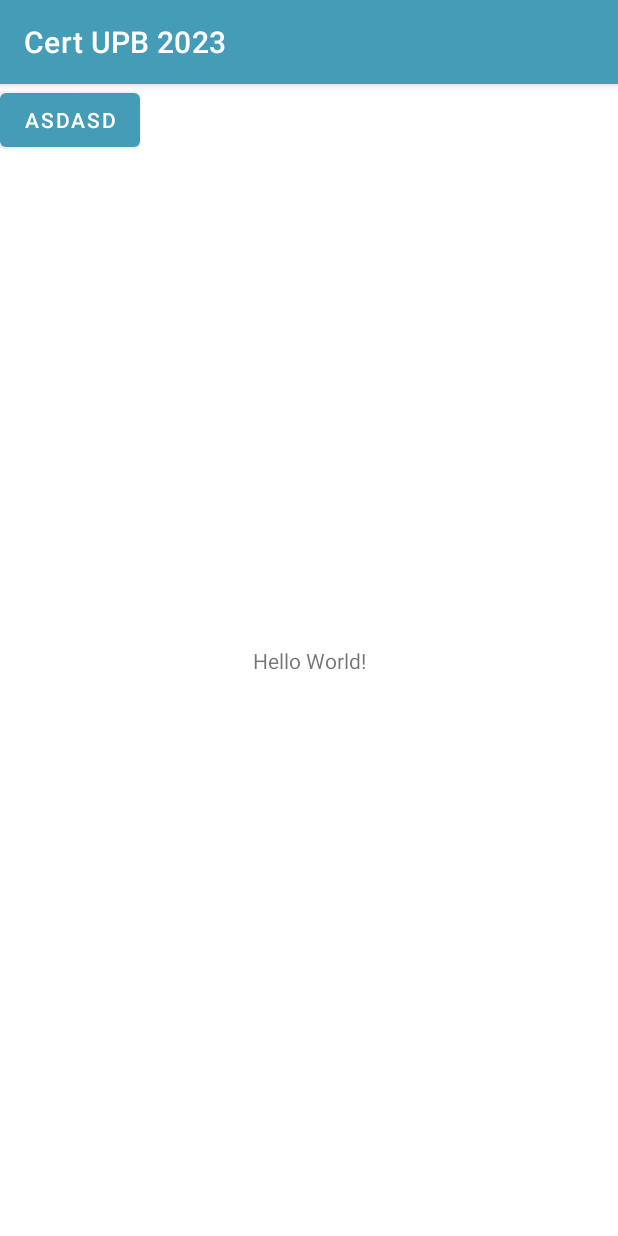
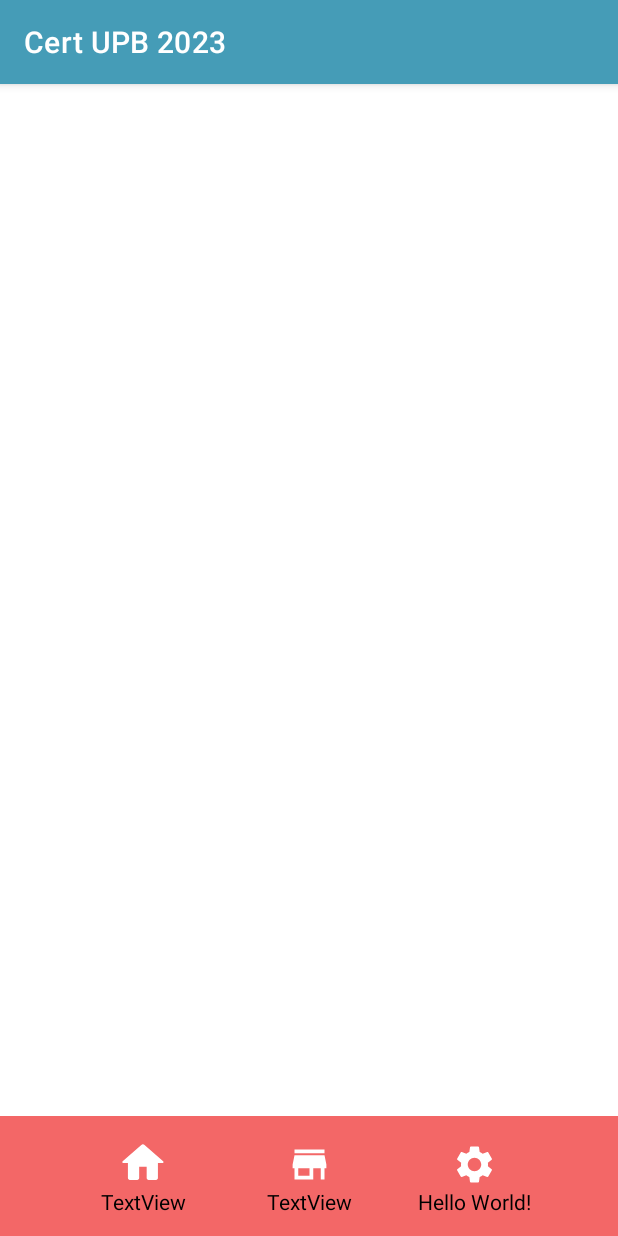
Before and after one commit to adrorodri/cert-upb-2023, an Android app: the screen it shows after launch (MainActivity), on a phone screen of 412 x 824 dp. Run offline under Robolectric (Android 15) with nearby library versions, the phone set to English and light mode, and no system bars.

Commit message:
main activity con Constraint Layout

```diff
--- a/app/src/main/AndroidManifest.xml
+++ b/app/src/main/AndroidManifest.xml
@@ -3,6 +3,7 @@
     xmlns:tools="http://schemas.android.com/tools">
 
     <application
+        android:name=".App"
         android:allowBackup="true"
         android:dataExtractionRules="@xml/data_extraction_rules"
         android:fullBackupContent="@xml/backup_rules"
--- /dev/null
+++ b/app/src/main/java/com/upb/certupb2023/App.kt
@@ -0,0 +1,13 @@
+package com.upb.certupb2023
+
+import android.app.Application
+
+class App: Application() {
+    override fun onCreate() {
+        super.onCreate()
+    }
+
+    override fun onTerminate() {
+        super.onTerminate()
+    }
+}
--- a/app/src/main/java/com/upb/certupb2023/MainActivity.kt
+++ b/app/src/main/java/com/upb/certupb2023/MainActivity.kt
@@ -5,7 +5,6 @@ import android.os.Bundle
 import android.util.Log
 
 class MainActivity : AppCompatActivity() {
-    var num = 1
     companion object {
         const val TAG = "MainActivity"
     }
@@ -13,9 +12,5 @@ class MainActivity : AppCompatActivity() {
         super.onCreate(savedInstanceState)
         setContentView(R.layout.activity_main)
         Log.d(TAG, "Layout has loaded")
-
-        if (num == 2) {
-            Log.d(TAG, "Numero es 2")
-        }
     }
 }
--- /dev/null
+++ b/app/src/main/res/drawable/ic_phone.xml
@@ -0,0 +1,5 @@
+<vector android:height="24dp" android:tint="#000000"
+    android:viewportHeight="24" android:viewportWidth="24"
+    android:width="24dp" xmlns:android="http://schemas.android.com/apk/res/android">
+    <path android:fillColor="@android:color/white" android:pathData="M20.01,15.38c-1.23,0 -2.42,-0.2 -3.53,-0.56 -0.35,-0.12 -0.74,-0.03 -1.01,0.24l-1.57,1.97c-2.83,-1.35 -5.48,-3.9 -6.89,-6.83l1.95,-1.66c0.27,-0.28 0.35,-0.67 0.24,-1.02 -0.37,-1.11 -0.56,-2.3 -0.56,-3.53 0,-0.54 -0.45,-0.99 -0.99,-0.99H4.19C3.65,3 3,3.24 3,3.99 3,13.28 10.73,21 20.01,21c0.71,0 0.99,-0.63 0.99,-1.18v-3.45c0,-0.54 -0.45,-0.99 -0.99,-0.99z"/>
+</vector>
--- /dev/null
+++ b/app/src/main/res/drawable/ic_settings.xml
@@ -0,0 +1,5 @@
+<vector android:height="24dp" android:tint="#000000"
+    android:viewportHeight="24" android:viewportWidth="24"
+    android:width="24dp" xmlns:android="http://schemas.android.com/apk/res/android">
+    <path android:fillColor="@android:color/white" android:pathData="M19.14,12.94c0.04,-0.3 0.06,-0.61 0.06,-0.94c0,-0.32 -0.02,-0.64 -0.07,-0.94l2.03,-1.58c0.18,-0.14 0.23,-0.41 0.12,-0.61l-1.92,-3.32c-0.12,-0.22 -0.37,-0.29 -0.59,-0.22l-2.39,0.96c-0.5,-0.38 -1.03,-0.7 -1.62,-0.94L14.4,2.81c-0.04,-0.24 -0.24,-0.41 -0.48,-0.41h-3.84c-0.24,0 -0.43,0.17 -0.47,0.41L9.25,5.35C8.66,5.59 8.12,5.92 7.63,6.29L5.24,5.33c-0.22,-0.08 -0.47,0 -0.59,0.22L2.74,8.87C2.62,9.08 2.66,9.34 2.86,9.48l2.03,1.58C4.84,11.36 4.8,11.69 4.8,12s0.02,0.64 0.07,0.94l-2.03,1.58c-0.18,0.14 -0.23,0.41 -0.12,0.61l1.92,3.32c0.12,0.22 0.37,0.29 0.59,0.22l2.39,-0.96c0.5,0.38 1.03,0.7 1.62,0.94l0.36,2.54c0.05,0.24 0.24,0.41 0.48,0.41h3.84c0.24,0 0.44,-0.17 0.47,-0.41l0.36,-2.54c0.59,-0.24 1.13,-0.56 1.62,-0.94l2.39,0.96c0.22,0.08 0.47,0 0.59,-0.22l1.92,-3.32c0.12,-0.22 0.07,-0.47 -0.12,-0.61L19.14,12.94zM12,15.6c-1.98,0 -3.6,-1.62 -3.6,-3.6s1.62,-3.6 3.6,-3.6s3.6,1.62 3.6,3.6S13.98,15.6 12,15.6z"/>
+</vector>
--- /dev/null
+++ b/app/src/main/res/drawable/ic_store.xml
@@ -0,0 +1,5 @@
+<vector android:height="24dp" android:tint="#000000"
+    android:viewportHeight="24" android:viewportWidth="24"
+    android:width="24dp" xmlns:android="http://schemas.android.com/apk/res/android">
+    <path android:fillColor="@android:color/white" android:pathData="M20,4L4,4v2h16L20,4zM21,14v-2l-1,-5L4,7l-1,5v2h1v6h10v-6h4v6h2v-6h1zM12,18L6,18v-4h6v4z"/>
+</vector>
--- a/app/src/main/res/layout/activity_main.xml
+++ b/app/src/main/res/layout/activity_main.xml
@@ -6,25 +6,81 @@
     android:layout_height="match_parent"
     tools:context=".MainActivity">
 
+    <View
+        android:id="@+id/view"
+        android:layout_width="wrap_content"
+        android:layout_height="80dp"
+        android:background="@color/secondary"
+        app:layout_constraintBottom_toBottomOf="parent"
+        app:layout_constraintEnd_toEndOf="parent"
+        app:layout_constraintStart_toStartOf="parent" />
+
+    <ImageView
+        android:id="@+id/imageView2"
+        android:layout_width="30dp"
+        android:layout_height="30dp"
+        android:layout_marginBottom="16dp"
+        android:src="@drawable/ic_home"
+        app:layout_constraintBottom_toBottomOf="@+id/view"
+        app:layout_constraintEnd_toStartOf="@+id/imageView4"
+        app:layout_constraintHorizontal_bias="0.5"
+        app:layout_constraintHorizontal_chainStyle="spread"
+        app:layout_constraintStart_toStartOf="parent"
+        app:layout_constraintTop_toTopOf="@+id/view" />
+
+    <ImageView
+        android:id="@+id/imageView4"
+        android:layout_width="30dp"
+        android:layout_height="30dp"
+        android:layout_marginBottom="16dp"
+        android:src="@drawable/ic_store"
+        android:tint="@color/white"
+        app:layout_constraintBottom_toBottomOf="@+id/view"
+        app:layout_constraintEnd_toStartOf="@+id/imageView3"
+        app:layout_constraintHorizontal_bias="0.5"
+        app:layout_constraintStart_toEndOf="@+id/imageView2"
+        app:layout_constraintTop_toTopOf="@+id/view" />
+
+    <ImageView
+        android:id="@+id/imageView3"
+        android:layout_width="30dp"
+        android:layout_height="30dp"
+        android:layout_marginBottom="16dp"
+        android:src="@drawable/ic_settings"
+        android:tint="@color/white"
+        app:layout_constraintBottom_toBottomOf="@+id/view"
+        app:layout_constraintEnd_toEndOf="parent"
+        app:layout_constraintHorizontal_bias="0.5"
+        app:layout_constraintStart_toEndOf="@+id/imageView4"
+        app:layout_constraintTop_toTopOf="@+id/view" />
+
     <TextView
         android:layout_width="wrap_content"
         android:layout_height="wrap_content"
         android:text="Hello World!"
-        app:layout_constraintBottom_toBottomOf="parent"
-        app:layout_constraintEnd_toEndOf="parent"
-        app:layout_constraintStart_toStartOf="parent"
-        app:layout_constraintTop_toTopOf="parent" />
+        android:textColor="@color/design_default_color_on_secondary"
+        app:layout_constraintEnd_toEndOf="@+id/imageView3"
+        app:layout_constraintStart_toStartOf="@+id/imageView3"
+        app:layout_constraintTop_toBottomOf="@+id/imageView3" />
 
-    <ImageView
+    <TextView
+        android:id="@+id/textView"
         android:layout_width="wrap_content"
         android:layout_height="wrap_content"
-        android:src="@drawable/ic_home"
-        app:layout_constraintTop_toTopOf="parent"
-        app:layout_constraintStart_toStartOf="parent"/>
+        android:text="TextView"
+        android:textColor="@color/design_default_color_on_secondary"
+        app:layout_constraintEnd_toEndOf="@+id/imageView4"
+        app:layout_constraintStart_toStartOf="@+id/imageView4"
+        app:layout_constraintTop_toBottomOf="@+id/imageView4" />
 
-    <Button
+    <TextView
+        android:id="@+id/textView2"
         android:layout_width="wrap_content"
         android:layout_height="wrap_content"
-        android:text="asdasd"/>
+        android:text="TextView"
+        android:textColor="@color/design_default_color_on_secondary"
+        app:layout_constraintEnd_toEndOf="@+id/imageView2"
+        app:layout_constraintStart_toStartOf="@+id/imageView2"
+        app:layout_constraintTop_toBottomOf="@+id/imageView2" />
 
 </androidx.constraintlayout.widget.ConstraintLayout>
```
Also changed, not shown: app/src/main/res/drawable/ic_settings.png (deleted), app/src/main/res/drawable/ic_store.png (deleted).
